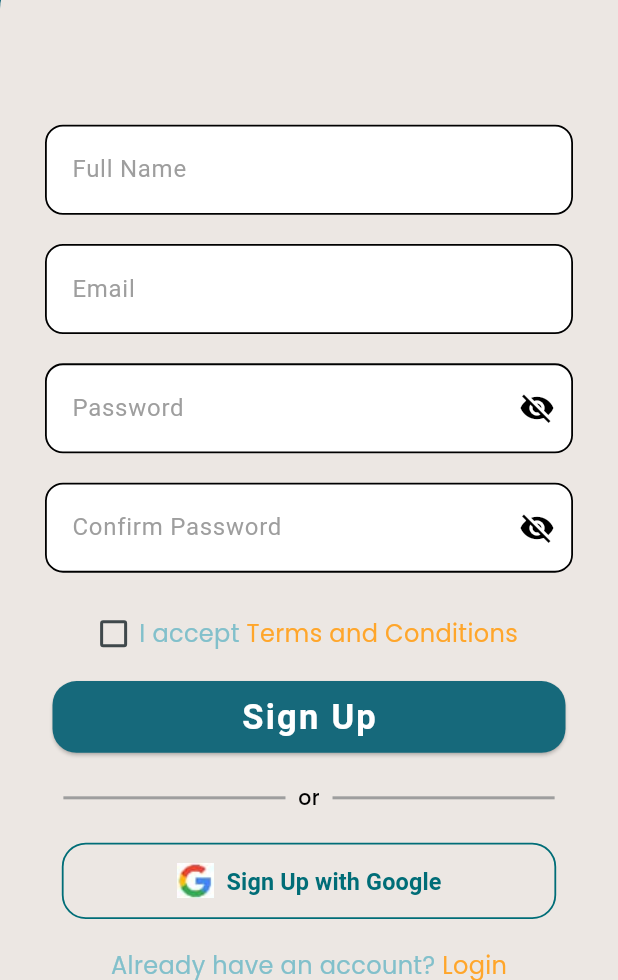
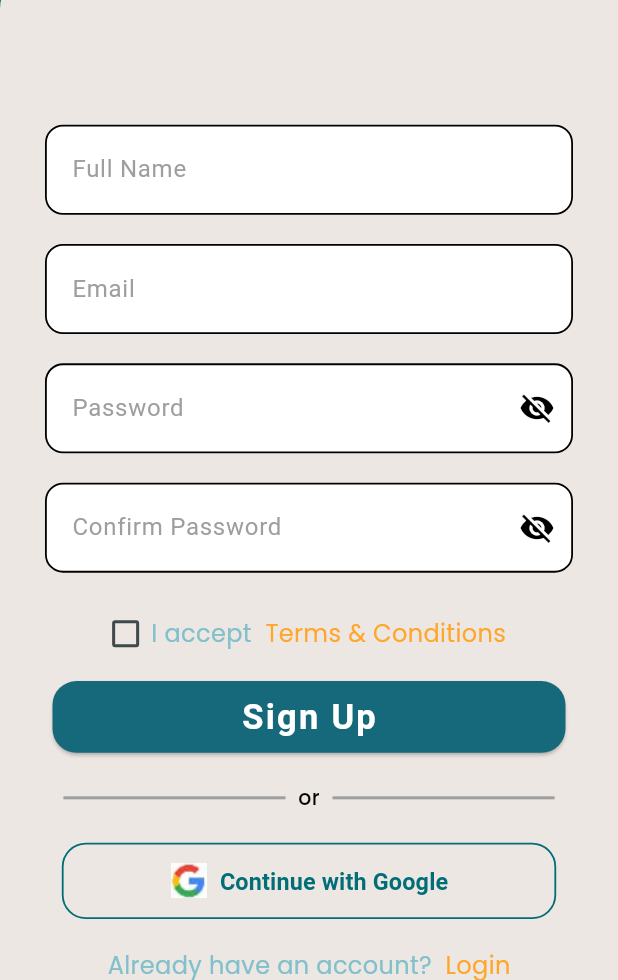
Before and after one commit to nhahub/NHA-229, a Flutter app: the screen it shows after launch, after a tap on "Skip", on a phone screen of 412 x 824 dp, the part 256-1236 px from its top. Run offline on Flutter 3.47's test engine with Material 3 defaults, Android fonts, the phone set to English and light mode, and no system bars; our stand-ins replace cloud_firestore, firebase_auth, firebase_core, firebase_messaging, flutter_bloc, flutter_screenutil and 6 more; accounts and stored records are empty; project files that could hold a hidden picture were left out.

Commit message:
Added Arabic Locaization to Authentication Screens

```diff
--- a/lib/features/auth/login/widgets/or_divider.dart
+++ b/lib/features/auth/login/widgets/or_divider.dart
@@ -1,15 +1,14 @@
 import 'package:flutter/material.dart';
 import 'package:flutter_screenutil/flutter_screenutil.dart';
+import 'package:mostawak/generated/l10n.dart';
 
 class OrDivider extends StatelessWidget {
-  final String text;
   final double lineThickness;
   final Color lineColor;
   final Color textColor;
 
   const OrDivider({
     super.key,
-    this.text = "or",
     this.lineThickness = 2,
     this.lineColor = Colors.grey,
     this.textColor = Colors.black,
@@ -29,7 +28,7 @@
           ),
         ),
         Text(
-          text,
+          S.current.or,
           style: TextStyle(
             color: textColor,
             fontSize: 14.sp,
--- a/lib/features/auth/onboarding/onboarding.dart
+++ b/lib/features/auth/onboarding/onboarding.dart
@@ -3,6 +3,7 @@
 import 'package:flutter_svg/flutter_svg.dart';
 import 'package:mostawak/core/constants/app_assets.dart';
 import 'package:mostawak/data/preferences/preference_manager.dart';
+import 'package:mostawak/generated/l10n.dart';
 import '../signup/signup_screen.dart';
 import '../login/widgets/custom_button.dart';
 
@@ -21,25 +22,23 @@
     {
       "image": AppAssets.onboarding1,
       "isSvg": true,
-      "title": "Welcome to ",
-      "titleHighlight": "Mostawak !",
-      "description": "Your place to learn and develop in simple and easy steps",
+      "title": S.current.welcome,
+      "titleHighlight": " Mostawak",
+      "description": S.current.welcomeMessage,
     },
     {
       "image": AppAssets.onboarding2,
       "isSvg": true,
-      "title": "Challenge Your Friends !",
+      "title": S.current.challengeYourFriends,
       "titleHighlight": "",
-      "description":
-          "Compete with your friend your knowledge, and make learning more exciting.",
+      "description": S.current.challengeYourFriendsMessage,
     },
     {
       "image": AppAssets.onboarding3,
       "isSvg": true,
-      "title": "Learn with Fun",
+      "title": S.current.learnWithFun,
       "titleHighlight": "",
-      "description":
-          "Enjoy a different educational journey, full of interaction and fun.",
+      "description": S.current.learnWithFunMessage,
     },
   ];
 
@@ -121,6 +120,7 @@
                                           color: Color(0XFF16697B),
                                         ),
                                       ),
+                                      const TextSpan(text: ' !'),
                                     ],
                                   ),
                                 )
@@ -162,7 +162,7 @@
               Padding(
                 padding: const EdgeInsets.only(bottom: 20),
                 child: CustomButton(
-                  text: ' Get Started ',
+                  text: S.current.getStarted,
                   onPressed: () async {
                     Navigator.pushReplacement(
                       context,
@@ -199,9 +199,9 @@
                         await PreferenceManager()
                             .setBool("isFirstLaunch", false);
                       },
-                      child: const Text(
-                        "Skip",
-                        style: TextStyle(
+                      child: Text(
+                        S.current.skip,
+                        style: const TextStyle(
                           color: Color(0XFFECE7E3),
                           fontFamily: "BigShoulders",
                           fontSize: 24,
--- a/lib/features/auth/signup/signup_screen.dart
+++ b/lib/features/auth/signup/signup_screen.dart
@@ -1,5 +1,6 @@
 import 'package:flutter/material.dart';
 import 'package:flutter_screenutil/flutter_screenutil.dart';
+import 'package:mostawak/generated/l10n.dart';
 import 'package:mostawak/services/auth_service.dart';
 import '../../home/home/screens/main_screen.dart';
 import '../login/screens/login_screen.dart';
@@ -67,22 +68,22 @@
                         const HeaderStack(),
                         CustomTextFormField(
                           controller: name,
-                          hintText: "Full Name",
+                          hintText: S.current.fullName,
                         ),
                         SizedBox(height: 20.h),
                         CustomTextFormField(
-                            controller: email, hintText: "Email"),
+                            controller: email, hintText: S.current.email),
                         SizedBox(height: 20.h),
                         CustomTextFormField(
                           controller: password,
-                          hintText: "Password",
+                          hintText: S.current.password,
                           showVisibilityButton: true,
                           validator: (value) {
                             if (value == null || value.trim().isEmpty) {
-                              return 'This field cannot be empty';
+                              return S.current.fieldRequired;
                             }
                             if (value.trim().length < 6) {
-                              return 'Password must be at least 6 characters';
+                              return S.current.passwordLength;
                             }
                             return null;
                           },
@@ -90,29 +91,30 @@
                         SizedBox(height: 20.h),
                         CustomTextFormField(
                           controller: confirmPassword,
-                          hintText: "Confirm Password",
+                          hintText:
+                              "${S.current.confirm} ${S.current.password}",
                           showVisibilityButton: true,
                           validator: (value) {
                             if (value == null || value.trim().isEmpty) {
-                              return 'This field cannot be empty';
+                              return S.current.fieldRequired;
                             }
                             if (value.trim() != password.text.trim()) {
-                              return "Passwords don't match";
+                              return S.current.passwordsNotMatch;
                             }
                             return null;
                           },
                         ),
                         SizedBox(height: 30.h),
                         RowStatements(
-                          normalText: "I accept ",
-                          linkText: "Terms and Conditions",
+                          normalText: "${S.current.accept} ",
+                          linkText: S.current.termsConditions,
                           onLinkTap: () {
-                            _showSnackBar("Terms & Conditions");
+                            _showSnackBar(S.current.termsConditions);
                           },
                         ),
                         const SizedBox(height: 20),
                         CustomButton(
-                          text: "Sign Up",
+                          text: S.current.signUp,
                           onPressed: () async {
                             if (_formKey.currentState!.validate()) {
                               setState(() {
@@ -151,7 +153,7 @@
                         const OrDivider(),
                         const SizedBox(height: 20),
                         GoogleSignButton(
-                          text: "Sign Up with Google",
+                          text: S.current.continueWithGoogle,
                           onPressed: () async {
                             setState(() {
                               isLoading = true;
@@ -168,7 +170,7 @@
                                   ),
                                 );
                               } else {
-                                _showSnackBar("Google Sign-Up failed");
+                                _showSnackBar(S.current.failedToSignUp);
                               }
                             } catch (e) {
                               _showSnackBar(e.toString());
@@ -188,8 +190,8 @@
                           ),
                           child: RowStatements(
                             showCheckbox: false,
-                            normalText: "Already have an account? ",
-                            linkText: "Login",
+                            normalText: "${S.current.alreadyHaveAccount} ",
+                            linkText: S.current.login,
                             onLinkTap: () {
                               Navigator.pushReplacement(
                                 context,
```
Also changed, not shown: lib/features/auth/forgot_password/screens/forget_password_email_screen.dart (+10 -9 lines), lib/features/auth/login/screens/login_screen.dart (+17 -21 lines), lib/l10n/intl_ar.arb (+35 -2 lines), lib/l10n/intl_en.arb (+35 -2 lines), lib/generated/intl/messages_ar.dart, lib/generated/intl/messages_en.dart, lib/generated/l10n.dart, pubspec.lock, 1 other file.
